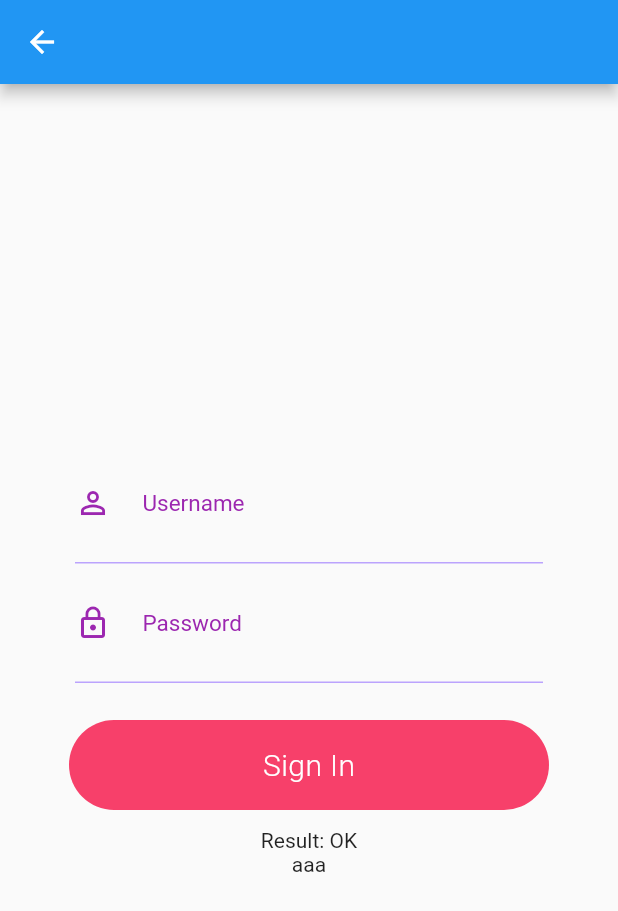
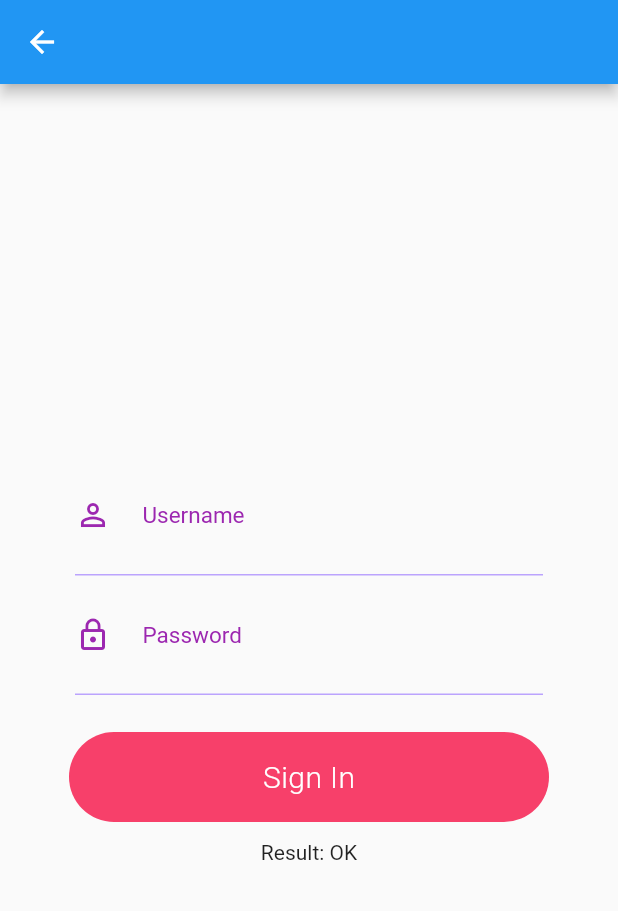
Before and after one commit to kosiara/bloc-vs-pprov-vs-redux, a Flutter app: the ReduxExamplePage screen opened directly with empty values, on a phone screen of 412 x 824 dp. Shown: the top 911 px of the screen. Run offline on Flutter 3.47's test engine with Material 2 defaults, Android fonts, the phone set to English and light mode, and no system bars; our stand-ins replace flutter_redux, redux, rxdart.

Commit message:
redux: separate widget

```diff
--- a/flutter_arch/lib/arch/redux/middleware/store_login_middleware.dart
+++ b/flutter_arch/lib/arch/redux/middleware/store_login_middleware.dart
@@ -10,10 +10,9 @@ List<Middleware<AppState>> createStoreLoginMiddleware() {
 }
 
 /// connects to backend API to authorize the user
-Middleware<AppState> _createLoginUser(/*LoginRepository loginRepository*/) {
+Middleware<AppState> _createLoginUser() {
   return (Store<AppState> store, action, NextDispatcher next) {
     if (action is LoginRequestAction) {
-      // final val user = loginRepository.loginUser();
       next(LoginSuccessfulAction(UserLogin("Myszka", "Mickey")));
       return;
     }
--- a/flutter_arch/lib/arch/redux/page/page_redux.dart
+++ b/flutter_arch/lib/arch/redux/page/page_redux.dart
@@ -1,6 +1,7 @@
 import 'package:flutter/material.dart';
 import 'package:flutter_arch/arch/redux/actions/actions.dart';
 import 'package:flutter_arch/arch/redux/model/app_state.dart';
+import 'package:flutter_arch/arch/redux/widget/widget_result.dart';
 import 'package:flutter_arch/common/widget/widget_form_login.dart';
 import 'package:flutter_redux/flutter_redux.dart';
 
@@ -27,7 +28,6 @@ class _ReduxExamplePageState extends State<ReduxExamplePage> {
             children: <Widget>[
               LoginFormWidget(onSignIn),
               ResultWidget(),
-              ProgressWidget()
             ],
           ),
         ),
@@ -38,26 +38,3 @@ class _ReduxExamplePageState extends State<ReduxExamplePage> {
     StoreProvider.of<AppState>(context).dispatch(LoginRequestAction(user, password));
   }
 }
-
-class ResultWidget extends StatelessWidget {
-  @override
-  Widget build(BuildContext context) {
-     final resultWidget = true ? Text("Result: " + (true ? "OK" : "WRONG"))
-          : Text("");
-      return Padding(
-        padding: const EdgeInsets.only(top: 12.0),
-        child: resultWidget,
-      );
-  }
-}
-
-class ProgressWidget extends StatelessWidget {
-  @override
-  Widget build(BuildContext context) {
-//    final userLogin = Provider.of<UserLogin>(context);
-//    String log = "";
-//    if (userLogin.result != null && userLogin.result)
-//      log = "Logging in: ${userLogin.user}";
-    return Text("aaa"); //Text(log);
-  }
-}
--- a/flutter_arch/lib/arch/redux/reducer/reducer_app_state.dart
+++ b/flutter_arch/lib/arch/redux/reducer/reducer_app_state.dart
@@ -5,6 +5,6 @@ import 'package:flutter_arch/arch/redux/reducer/reducer_login.dart';
 AppState appReducer(AppState state, action) {
   return AppState(
     loggedUser: loginReducer(state.loggedUser, action),
-    // TODO: add other reducers here
+    // hint: other reducers go here
   );
 }
--- a/flutter_arch/lib/arch/redux/reducer/reducer_login.dart
+++ b/flutter_arch/lib/arch/redux/reducer/reducer_login.dart
@@ -4,7 +4,7 @@ import 'package:redux/redux.dart';
 
 final loginReducer = combineReducers<UserLogin>([
   TypedReducer<UserLogin, LoginSuccessfulAction>(_setUser),
-  // hint: other reducers go here
+  // hint: other type reducers go here
 ]);
 
 UserLogin _setUser(UserLogin user, LoginSuccessfulAction action) {
--- /dev/null
+++ b/flutter_arch/lib/arch/redux/widget/widget_result.dart
@@ -0,0 +1,13 @@
+import 'package:flutter/material.dart';
+
+class ResultWidget extends StatelessWidget {
+  @override
+  Widget build(BuildContext context) {
+    final resultWidget = true ? Text("Result: " + (true ? "OK" : "WRONG"))
+        : Text("");
+    return Padding(
+      padding: const EdgeInsets.only(top: 12.0),
+      child: resultWidget,
+    );
+  }
+}
```
